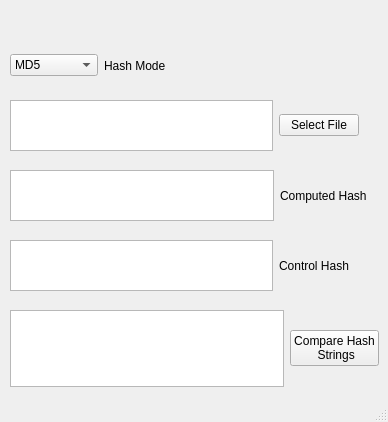
This is untitled.ui in Morillo9/QHashGUI as Qt 5 draws it before an edit. The edited form follows.
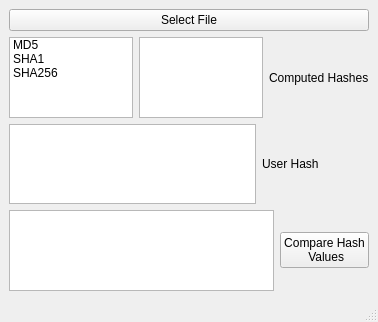
This is the edited form.

```diff
--- a/untitled.ui
+++ b/untitled.ui
@@ -6,83 +6,71 @@
    <rect>
     <x>0</x>
     <y>0</y>
-    <width>388</width>
-    <height>422</height>
+    <width>378</width>
+    <height>322</height>
    </rect>
   </property>
   <property name="windowTitle">
    <string>MainWindow</string>
   </property>
   <widget class="QWidget" name="centralwidget">
-   <widget class="QWidget" name="">
-    <property name="geometry">
-     <rect>
-      <x>10</x>
-      <y>40</y>
-      <width>181</width>
-      <height>51</height>
-     </rect>
-    </property>
+   <layout class="QGridLayout" name="gridLayout">
+    <item row="0" column="0">
+     <layout class="QHBoxLayout" name="horizontalLayout_6">
+      <item>
     <layout class="QHBoxLayout" name="horizontalLayout">
      <item>
-      <widget class="QComboBox" name="comboBox">
-       <item>
+         <widget class="QPushButton" name="pushButton">
         <property name="text">
-         <string>MD5</string>
-        </property>
-       </item>
-       <item>
-        <property name="text">
-         <string>Sha256</string>
-        </property>
-       </item>
-       <item>
-        <property name="text">
-         <string>Sha1</string>
-        </property>
-       </item>
-      </widget>
-     </item>
-     <item>
-      <widget class="QLabel" name="label_3">
-       <property name="text">
-        <string>Hash Mode</string>
-       </property>
-      </widget>
-     </item>
-    </layout>
-   </widget>
-   <widget class="QWidget" name="">
-    <property name="geometry">
-     <rect>
-      <x>10</x>
-      <y>170</y>
-      <width>357</width>
-      <height>51</height>
-     </rect>
-    </property>
+           <string>Select File</string>
+          </property>
+         </widget>
+        </item>
+       </layout>
+      </item>
+     </layout>
+    </item>
+    <item row="1" column="0">
     <layout class="QHBoxLayout" name="horizontalLayout_2">
      <item>
-      <widget class="QTextEdit" name="hash_output"/>
+       <widget class="QListWidget" name="listWidget">
+        <item>
+         <property name="text">
+          <string>MD5</string>
+         </property>
+        </item>
+        <item>
+         <property name="text">
+          <string>SHA1</string>
+         </property>
+        </item>
+        <item>
+         <property name="text">
+          <string>SHA256</string>
+         </property>
+        </item>
+       </widget>
+      </item>
+      <item>
+       <widget class="QListWidget" name="listWidget_2">
+        <property name="verticalScrollBarPolicy">
+         <enum>Qt::ScrollBarAsNeeded</enum>
+        </property>
+        <property name="horizontalScrollBarPolicy">
+         <enum>Qt::ScrollBarAlwaysOff</enum>
+        </property>
+       </widget>
      </item>
      <item>
       <widget class="QLabel" name="label">
        <property name="text">
-        <string>Computed Hash</string>
+         <string>Computed Hashes</string>
        </property>
       </widget>
      </item>
     </layout>
-   </widget>
-   <widget class="QWidget" name="">
-    <property name="geometry">
-     <rect>
-      <x>10</x>
-      <y>240</y>
-      <width>339</width>
-      <height>51</height>
-     </rect>
-    </property>
+    </item>
+    <item row="2" column="0">
     <layout class="QHBoxLayout" name="horizontalLayout_3">
      <item>
       <widget class="QTextEdit" name="user_input"/>
@@ -90,43 +78,13 @@
      <item>
       <widget class="QLabel" name="label_2">
        <property name="text">
-        <string>Control Hash</string>
+         <string>User Hash               </string>
        </property>
       </widget>
      </item>
     </layout>
-   </widget>
-   <widget class="QWidget" name="">
-    <property name="geometry">
-     <rect>
-      <x>10</x>
-      <y>100</y>
-      <width>349</width>
-      <height>51</height>
-     </rect>
-    </property>
-    <layout class="QHBoxLayout" name="horizontalLayout_4">
-     <item>
-      <widget class="QTextEdit" name="file_directory"/>
-     </item>
-     <item>
-      <widget class="QPushButton" name="pushButton">
-       <property name="text">
-        <string>Select File</string>
-       </property>
-      </widget>
-     </item>
-    </layout>
-   </widget>
-   <widget class="QWidget" name="">
-    <property name="geometry">
-     <rect>
-      <x>10</x>
-      <y>310</y>
-      <width>369</width>
-      <height>77</height>
-     </rect>
-    </property>
+    </item>
+    <item row="3" column="0">
     <layout class="QHBoxLayout" name="horizontalLayout_5">
      <item>
       <widget class="QTextEdit" name="comparison_frame">
@@ -143,23 +101,13 @@
       <widget class="QPushButton" name="pushButton_2">
        <property name="text">
         <string>Compare Hash 
- Strings</string>
+ Values</string>
        </property>
       </widget>
      </item>
     </layout>
-   </widget>
-   <zorder>pushButton</zorder>
-   <zorder>file_directory</zorder>
-   <zorder>hash_output</zorder>
-   <zorder>comparison_frame</zorder>
-   <zorder>label</zorder>
-   <zorder>user_input</zorder>
-   <zorder>label_2</zorder>
-   <zorder>pushButton_2</zorder>
-   <zorder>comboBox</zorder>
-   <zorder>label_3</zorder>
-   <zorder>comparison_frame</zorder>
+    </item>
+   </layout>
   </widget>
   <widget class="QStatusBar" name="statusbar"/>
  </widget>
```
Lines whose indentation alone changed are shown as unchanged.
